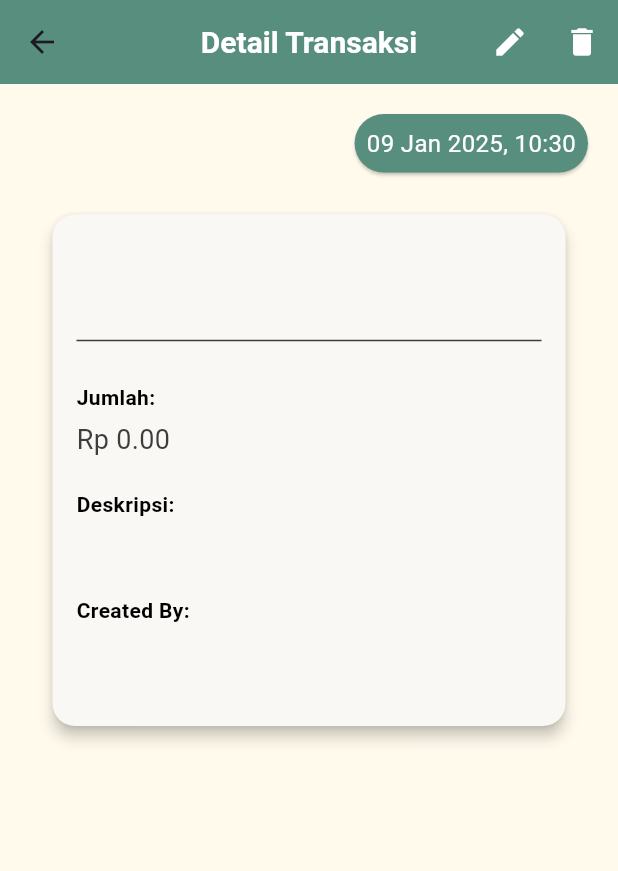
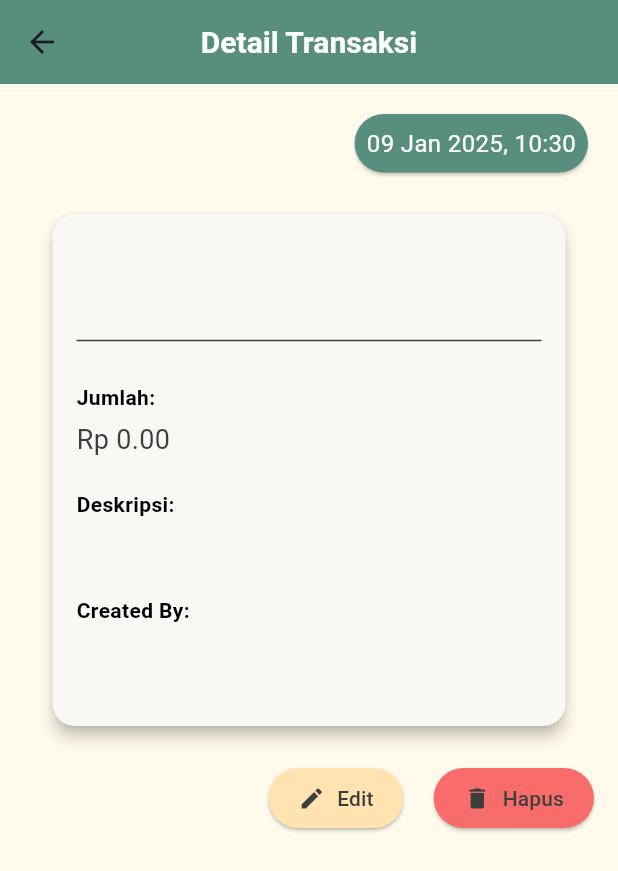
Before and after one commit to jonyxz/bumdesa-finance, a Flutter app: the DetailPage screen opened directly with empty values, on a phone screen of 412 x 824 dp. Shown: the top 871 px of the screen. Run offline on Flutter 3.47's test engine with Material 3 defaults, Android fonts, the phone set to English and light mode, and no system bars; our stand-ins replace cloud_firestore, firebase_auth, firebase_core; accounts and stored records are empty.

Commit message:
Add new styled edit and delete buttons

```diff
--- a/lib/pages/DetailPage.dart
+++ b/lib/pages/DetailPage.dart
@@ -50,16 +50,6 @@ class DetailPage extends StatelessWidget {
         title:
             Text('Detail Transaksi', style: headerStyle(level: 3, dark: false)),
         centerTitle: true,
-        actions: [
-          IconButton(
-            icon: Icon(Icons.edit, color: Colors.white),
-            onPressed: () => _updateTransaksi(context),
-          ),
-          IconButton(
-            icon: Icon(Icons.delete, color: Colors.white),
-            onPressed: () => _deleteTransaksi(context),
-          ),
-        ],
       ),
       backgroundColor: backgroundColor,
       body: Padding(
@@ -87,7 +77,7 @@ class DetailPage extends StatelessWidget {
             const SizedBox(height: 20),
             Center(
               child: Container(
-                width: 350, // Ukuran lebih besar untuk Card detail
+                width: 350,
                 child: Card(
                   color: secondaryColor,
                   shape: RoundedRectangleBorder(
@@ -101,7 +91,7 @@ class DetailPage extends StatelessWidget {
                       children: [
                         const SizedBox(height: 20),
                         Padding(
-                          padding: const EdgeInsets.only(left: 25.0),
+                          padding: const EdgeInsets.only(left: 20.0),
                           child: Text(
                             transaksi.jenisTransaksi,
                             style: TextStyle(
@@ -151,6 +141,33 @@ class DetailPage extends StatelessWidget {
                 ),
               ),
             ),
+            const SizedBox(height: 20),
+            Row(
+              mainAxisAlignment: MainAxisAlignment.end,
+              children: [
+                ElevatedButton.icon(
+                  style: ElevatedButton.styleFrom(
+                    backgroundColor: warningColor,
+                    padding: const EdgeInsets.symmetric(
+                        horizontal: 20, vertical: 10),
+                  ),
+                  icon: Icon(Icons.edit, color: accentColor),
+                  label: Text('Edit', style: TextStyle(color: accentColor)),
+                  onPressed: () => _updateTransaksi(context),
+                ),
+                const SizedBox(width: 20),
+                ElevatedButton.icon(
+                  style: ElevatedButton.styleFrom(
+                    backgroundColor: dangerColor,
+                    padding: const EdgeInsets.symmetric(
+                        horizontal: 20, vertical: 10),
+                  ),
+                  icon: Icon(Icons.delete, color: accentColor),
+                  label: Text('Hapus', style: TextStyle(color: accentColor)),
+                  onPressed: () => _deleteTransaksi(context),
+                ),
+              ],
+            ),
           ],
         ),
       ),
```
